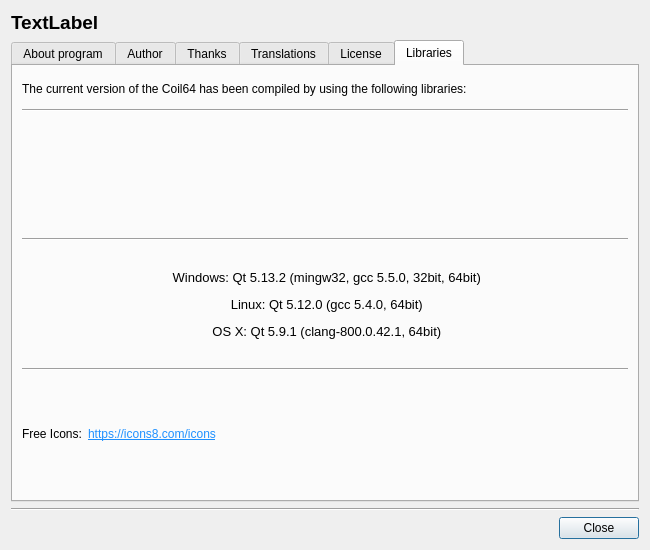
Above: about.ui from radioacoustick/Coil64 before the change. Below: the same form after it.
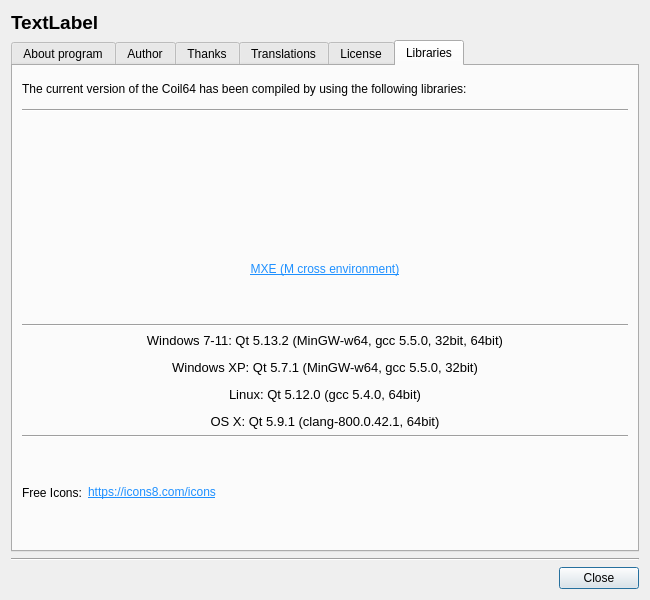
That is the form after the change. Icons and pictures are not drawn.

The edit to the form file:
```diff
--- a/about.ui
+++ b/about.ui
@@ -10,7 +10,7 @@
     <x>0</x>
     <y>0</y>
     <width>650</width>
-    <height>550</height>
+    <height>600</height>
    </rect>
   </property>
   <property name="sizePolicy">
@@ -22,13 +22,13 @@
   <property name="minimumSize">
    <size>
     <width>650</width>
-    <height>550</height>
+    <height>600</height>
    </size>
   </property>
   <property name="maximumSize">
    <size>
     <width>650</width>
-    <height>550</height>
+    <height>600</height>
    </size>
   </property>
   <property name="contextMenuPolicy">
@@ -572,6 +572,25 @@
              </item>
             </layout>
            </item>
+           <item>
+            <widget class="QLabel" name="label_21">
+             <property name="text">
+              <string notr="true">&lt;html&gt;&lt;head/&gt;&lt;body&gt;&lt;p&gt;&lt;img src=&quot;:/menu_ico/res/ico2-mxe.png&quot; style=&quot;vertical-align: middle;&quot;/&gt;&lt;a href=&quot;https://github.com/mxe/mxe&quot;&gt;&lt;span style=&quot; text-decoration: underline; color:#1e90ff;&quot;&gt;MXE (M cross environment)&lt;/span&gt;&lt;/a&gt;&lt;/p&gt;&lt;/body&gt;&lt;/html&gt;</string>
+             </property>
+             <property name="alignment">
+              <set>Qt::AlignCenter</set>
+             </property>
+             <property name="wordWrap">
+              <bool>true</bool>
+             </property>
+             <property name="margin">
+              <number>10</number>
+             </property>
+             <property name="openExternalLinks">
+              <bool>true</bool>
+             </property>
+            </widget>
+           </item>
            <item>
             <widget class="Line" name="line_2">
              <property name="orientation">
@@ -587,7 +606,7 @@
               </font>
              </property>
              <property name="text">
-              <string notr="true">&lt;html&gt;&lt;head/&gt;&lt;body&gt;&lt;p&gt;&lt;img src=&quot;:/menu_ico/res/ico2-windows.png&quot; style=&quot;vertical-align: middle;&quot;/&gt;&amp;nbsp;Windows: Qt 5.13.2 (mingw32, gcc 5.5.0, 32bit, 64bit)&lt;/p&gt;&lt;p&gt;&lt;img src=&quot;:/menu_ico/res/ico2-linux.png&quot; style=&quot;vertical-align: middle;&quot;/&gt;&amp;nbsp;Linux: Qt 5.12.0 (gcc 5.4.0, 64bit)&lt;/p&gt;&lt;p&gt;&lt;img src=&quot;:/menu_ico/res/ico2-mac-os.png&quot; style=&quot;vertical-align: middle;&quot;/&gt;&amp;nbsp;OS X: Qt 5.9.1 (clang-800.0.42.1, 64bit)&lt;/p&gt;&lt;/body&gt;&lt;/html&gt;</string>
+              <string notr="true">&lt;html&gt;&lt;head/&gt;&lt;body&gt;&lt;p&gt;&lt;img src=&quot;:/menu_ico/res/ico2-windows.png&quot; style=&quot;vertical-align: middle;&quot;/&gt; Windows 7-11: Qt 5.13.2 (MinGW-w64, gcc 5.5.0, 32bit, 64bit)&lt;/p&gt;&lt;p&gt;&lt;img src=&quot;:/menu_ico/res/ico2-windows-xp.png&quot; style=&quot;vertical-align: middle;&quot;/&gt; Windows XP: Qt 5.7.1 (MinGW-w64, gcc 5.5.0, 32bit)&lt;/p&gt;&lt;p&gt;&lt;img src=&quot;:/menu_ico/res/ico2-linux.png&quot; style=&quot;vertical-align: middle;&quot;/&gt; Linux: Qt 5.12.0 (gcc 5.4.0, 64bit)&lt;/p&gt;&lt;p&gt;&lt;img src=&quot;:/menu_ico/res/ico2-mac-os.png&quot; style=&quot;vertical-align: middle;&quot;/&gt; OS X: Qt 5.9.1 (clang-800.0.42.1, 64bit)&lt;/p&gt;&lt;/body&gt;&lt;/html&gt;</string>
              </property>
              <property name="alignment">
               <set>Qt::AlignCenter</set>
@@ -628,7 +647,7 @@
              <item>
               <widget class="QLabel" name="label">
                <property name="text">
-                <string notr="true">&lt;a href=&quot;https://icons8.com/icons&quot;&gt;&lt;span style=&quot;text-decoration: underline; color:DodgerBlue;&quot;&gt;https://icons8.com/icons&lt;/span&gt;&lt;/a&gt;</string>
+                <string notr="true">&lt;a href=&quot;https://github.com/icons8/windows-10-icons&quot;&gt;&lt;span style=&quot;text-decoration: underline; color:DodgerBlue;&quot;&gt;https://icons8.com/icons&lt;/span&gt;&lt;/a&gt;</string>
                </property>
                <property name="margin">
                 <number>10</number>
```
Left out of the diff: 4 changed lines with no effect on the pictures.
